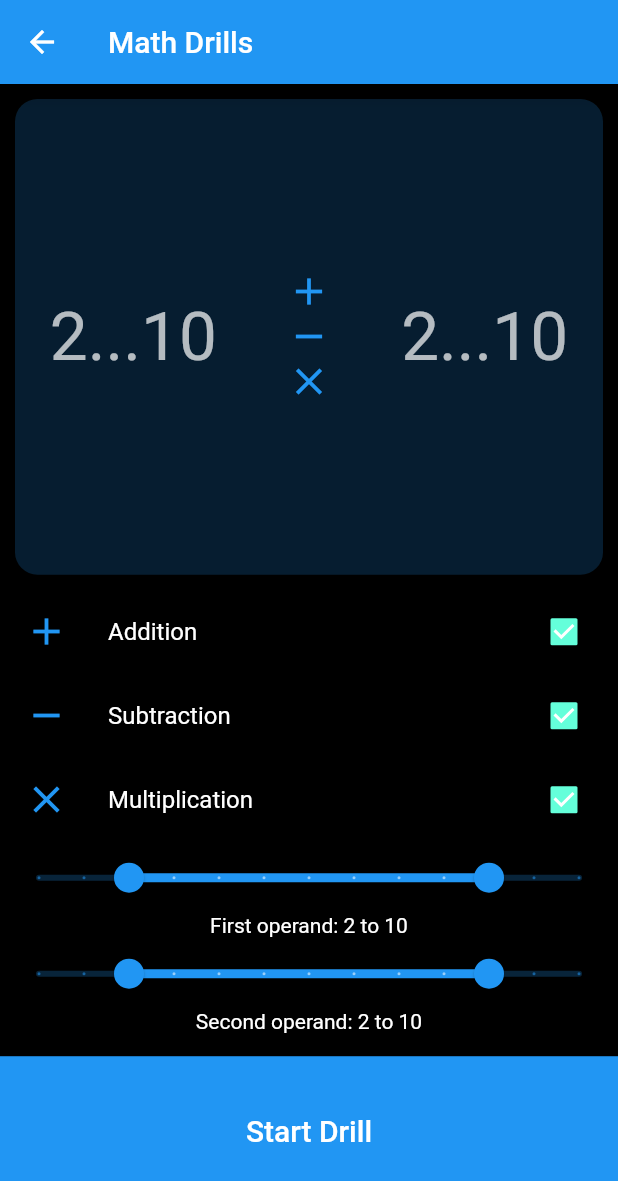
After one commit to akabasakal400/math_drills_app, a Flutter app: the screen it shows after launch, in the side drawer, after a tap on "Create Custom Drill", on a phone screen of 412 x 824 dp. The commit adds this screen. Shown: the top 1181 px of the screen. Run offline on Flutter 3.47's test engine with Material 2 defaults, Android fonts, the phone set to English and light mode, and no system bars; our stand-ins replace rflutter_alert, theme_provider.

Commit message:
custom drills!

```diff
--- /dev/null
+++ b/lib/bottom_button.dart
@@ -0,0 +1,29 @@
+import 'package:flutter/material.dart';
+import 'constants.dart';
+
+class BottomButton extends StatelessWidget {
+  final String label;
+  final Function onPressed;
+
+  BottomButton({@required this.label, @required this.onPressed});
+
+  @override
+  Widget build(BuildContext context) {
+    return GestureDetector(
+      onTap: onPressed,
+      child: Container(
+        padding: EdgeInsets.only(bottom: 20),
+        child: Center(
+          child: Text(
+            label,
+            style: Theme.of(context).textTheme.headline6,
+          ),
+        ),
+        color: Theme.of(context).primaryColor,
+        margin: EdgeInsets.only(top: 15),
+        width: double.infinity,
+        height: kBottomContainerHeight,
+      ),
+    );
+  }
+}
--- a/lib/constants.dart
+++ b/lib/constants.dart
@@ -23,3 +23,5 @@ const kDrawerDividerColor = Colors.grey;
 const kDrawerTextStyle = TextStyle(color: Colors.white, fontSize: 20);
 const kDrawerIconColor = Colors.white;
 const kDrawerIconSize = 30.0;
+
+const kBottomContainerHeight = 30.0;
--- /dev/null
+++ b/lib/custom_drill_page.dart
@@ -0,0 +1,189 @@
+import 'package:flutter/material.dart';
+import 'package:mathdrillsapp/bottom_button.dart';
+import 'package:mathdrillsapp/drill.dart';
+import 'package:mathdrillsapp/drill_generator.dart';
+import 'constants.dart';
+
+class CustomDrillPage extends StatefulWidget {
+  @override
+  _CustomDrillPageState createState() => _CustomDrillPageState();
+}
+
+class _CustomDrillPageState extends State<CustomDrillPage> {
+  RangeValues firstOperandRange = RangeValues(2, 10);
+  RangeValues secondOperandRange = RangeValues(2, 10);
+
+  bool plusSelected = true;
+  bool minusSelected = true;
+  bool multiplicationSelected = true;
+
+  @override
+  Widget build(BuildContext context) {
+    return Scaffold(
+      appBar: AppBar(
+        title: const Text('Math Drills'),
+      ),
+      body: SafeArea(
+        child: Column(
+          mainAxisAlignment: MainAxisAlignment.center,
+          children: <Widget>[
+            Expanded(
+              flex: 5,
+              child: Container(
+                decoration: BoxDecoration(
+                  borderRadius: BorderRadius.circular(15),
+                  color: Theme.of(context)
+                      .primaryColor
+                      .withAlpha(50), //kQuizPageTransparentBackgroundColor,
+                ),
+                margin: EdgeInsets.all(10.0),
+                child: Row(
+                  mainAxisAlignment: MainAxisAlignment.spaceAround,
+                  children: <Widget>[
+                    Text(
+                      '${firstOperandRange.start.toInt()}...${firstOperandRange.end.toInt()}',
+                      style: Theme.of(context).textTheme.headline3,
+                    ),
+                    Column(
+                      mainAxisAlignment: MainAxisAlignment.center,
+                      children: [
+                        plusSelected
+                            ? Icon(
+                                Icons.add,
+                                size: 30,
+                                color: Theme.of(context).primaryColor,
+                              )
+                            : Text(' '),
+                        minusSelected
+                            ? Icon(
+                                Icons.remove,
+                                size: 30,
+                                color: Theme.of(context).primaryColor,
+                              )
+                            : Text(' '),
+                        multiplicationSelected
+                            ? Icon(
+                                Icons.close,
+                                size: 30,
+                                color: Theme.of(context).primaryColor,
+                              )
+                            : Text(' '),
+                      ],
+                    ),
+                    Text(
+                      '${secondOperandRange.start.toInt()}...${secondOperandRange.end.toInt()}',
+                      style: Theme.of(context).textTheme.headline3,
+                    ),
+                  ],
+                ),
+              ),
+            ),
+            //Text('Drill Settings'),
+            Column(
+              mainAxisAlignment: MainAxisAlignment.center,
+              crossAxisAlignment: CrossAxisAlignment.center,
+              children: <Widget>[
+                CheckboxListTile(
+                  value: plusSelected,
+                  title: Text('Addition'),
+                  secondary: Icon(
+                    Icons.add,
+                    size: 30,
+                    color: Theme.of(context).primaryColor,
+                  ),
+                  onChanged: (v) {
+                    setState(() {
+                      plusSelected = v;
+                    });
+                  },
+                ),
+                CheckboxListTile(
+                  value: minusSelected,
+                  title: Text('Subtraction'),
+                  secondary: Icon(
+                    Icons.remove,
+                    size: 30,
+                    color: Theme.of(context).primaryColor,
+                  ),
+                  onChanged: (v) {
+                    setState(() {
+                      minusSelected = v;
+                    });
+                  },
+                ),
+                CheckboxListTile(
+                  value: multiplicationSelected,
+                  title: Text('Multiplication'),
+                  secondary: Icon(
+                    Icons.close,
+                    size: 30,
+                    color: Theme.of(context).primaryColor,
+                  ),
+                  onChanged: (v) {
+                    setState(() {
+                      multiplicationSelected = v;
+                    });
+                  },
+                ),
+              ],
+            ),
+            RangeSlider(
+              values: firstOperandRange,
+              min: 0,
+              max: 12,
+              divisions: 12,
+              labels: RangeLabels(
+                firstOperandRange.start.toStringAsFixed(0),
+                firstOperandRange.end.toStringAsFixed(0),
+              ),
+              onChanged: (v) {
+                print(v);
+                setState(() {
+                  firstOperandRange = v;
+                });
+              },
+            ),
+            Text(
+              'First operand: ${firstOperandRange.start.toInt()} to ${firstOperandRange.end.toInt()}',
+            ),
+            RangeSlider(
+              values: secondOperandRange,
+              min: 0,
+              max: 12,
+              divisions: 12,
+              labels: RangeLabels(
+                secondOperandRange.start.toStringAsFixed(0),
+                secondOperandRange.end.toStringAsFixed(0),
+              ),
+              onChanged: (v) {
+                print(v);
+                setState(() {
+                  secondOperandRange = v;
+                });
+              },
+            ),
+            Text(
+              'Second operand: ${secondOperandRange.start.toInt()} to ${secondOperandRange.end.toInt()}',
+            ),
+            Expanded(
+              flex: 2,
+              child: BottomButton(
+                label: 'Start Drill',
+                onPressed: () {
+                  DrillSettings settings = DrillSettings(
+                    addition: plusSelected,
+                    subtraction: minusSelected,
+                    multiplication: multiplicationSelected,
+                    firstOperandRange: firstOperandRange,
+                    secondOperandRange: secondOperandRange,
+                  );
+                  Navigator.pop(context, settings);
+                },
+              ),
+            ),
+          ],
+        ),
+      ),
+    );
+  }
+}
--- a/lib/drill.dart
+++ b/lib/drill.dart
@@ -1,4 +1,5 @@
 import 'package:flutter/cupertino.dart';
+import 'package:flutter/material.dart';
 import 'package:mathdrillsapp/drill_generator.dart';
 
 class Question {
@@ -19,6 +20,7 @@ enum DrillType {
   subtraction,
   multiplication,
   division,
+  custom,
 }
 
 class Drill {
@@ -29,11 +31,12 @@ class Drill {
   List<String> answers = [];
   int finalScore = 0;
   DrillType type;
+  DrillSettings settings;
 
-  Drill({@required this.questions, @required this.type});
+  Drill({@required this.questions, @required this.type, this.settings});
 
   Drill getNewDrill() {
-    return DrillGenerator.getDrillWith(type: type);
+    return DrillGenerator.getDrillWith(type: type, settings: settings);
   }
 
   void appendAnswer(String ans) {
--- a/lib/drill_generator.dart
+++ b/lib/drill_generator.dart
@@ -1,15 +1,37 @@
 import 'dart:math';
+import 'package:flutter/material.dart';
+
 import 'drill.dart';
+import 'dart:math';
+
+class DrillSettings {
+  bool addition;
+  bool subtraction;
+  bool multiplication;
+
+  RangeValues firstOperandRange;
+  RangeValues secondOperandRange;
+
+  DrillSettings(
+      {this.addition,
+      this.subtraction,
+      this.multiplication,
+      this.firstOperandRange,
+      this.secondOperandRange});
+}
 
 class DrillGenerator {
   //A Random Drill Generator
 
-  static Question newQuestionAddition() {
+  static Question newQuestionAddition(
+      {RangeValues r1 = const RangeValues(2, 20),
+      RangeValues r2 = const RangeValues(2, 10)}) {
     // Addition problem
     // first operand min 2, max 21
-    int a = 2 + Random().nextInt(20);
-    // 2nd operand min 2, max 11
-    int b = 2 + Random().nextInt(10);
+    int a = r1.start.toInt() +
+        Random().nextInt(1 + r1.end.toInt() - r1.start.toInt());
+    int b = r2.start.toInt() +
+        Random().nextInt(1 + r2.end.toInt() - r2.start.toInt());
     int ans = a + b;
 
     var q = Question('$a + $b', '$ans');
@@ -21,9 +43,11 @@ class DrillGenerator {
       if (i == pos)
         q.choices.add('$ans');
       else {
-        var wrongAns = ans + Random().nextInt(16) - 8;
+        int swing = max(r1.end.toInt(), r2.end.toInt()) - 1;
+
+        var wrongAns = ans + Random().nextInt(swing * 2) - swing;
         while (wrongAns == ans) {
-          wrongAns = ans + Random().nextInt(16) - 8;
+          wrongAns = ans + Random().nextInt(swing * 2) - swing;
         }
         q.choices.add('$wrongAns');
       }
@@ -31,12 +55,14 @@ class DrillGenerator {
     return q;
   }
 
-  static Question newQuestionSubtraction() {
-    // Addition problem
-    // first operand min 2, max 21
-    int ans = 2 + Random().nextInt(20);
-    // 2nd operand min 2, max 11
-    int b = 2 + Random().nextInt(10);
+  static Question newQuestionSubtraction(
+      {RangeValues r1 = const RangeValues(2, 20),
+      RangeValues r2 = const RangeValues(2, 10)}) {
+    int ans = r1.start.toInt() +
+        Random().nextInt(1 + r1.end.toInt() - r1.start.toInt());
+    int b = r2.start.toInt() +
+        Random().nextInt(1 + r2.end.toInt() - r2.start.toInt());
+
     int a = ans + b;
 
     var q = Question('$a - $b', '$ans');
@@ -48,9 +74,11 @@ class DrillGenerator {
       if (i == pos)
         q.choices.add('$ans');
       else {
-        var wrongAns = ans + Random().nextInt(16) - 8;
+        int swing = max(r1.end.toInt(), r2.end.toInt()) - 1;
+
+        var wrongAns = ans + Random().nextInt(swing * 2) - swing;
         while (wrongAns == ans) {
-          wrongAns = ans + Random().nextInt(16) - 8;
+          wrongAns = ans + Random().nextInt(swing * 2) - swing;
         }
         q.choices.add('$wrongAns');
       }
@@ -58,11 +86,13 @@ class DrillGenerator {
     return q;
   }
 
-  static Question newQuestionMultiplication() {
-    // first operand min 2, max 13
-    int a = 2 + Random().nextInt(12);
-    // first operand min 6, max 9
-    int b = 6 + Random().nextInt(4);
+  static Question newQuestionMultiplication(
+      {RangeValues r1 = const RangeValues(2, 12),
+      RangeValues r2 = const RangeValues(6, 10)}) {
+    int a = r1.start.toInt() +
+        Random().nextInt(1 + r1.end.toInt() - r1.start.toInt());
+    int b = r2.start.toInt() +
+        Random().nextInt(1 + r2.end.toInt() - r2.start.toInt());
     int ans = a * b;
 
     var q = Question('$a x $b', '$ans');
@@ -156,7 +186,30 @@ class DrillGenerator {
         type: DrillType.division);
   }
 
-  static Drill getDrillWith({DrillType type}) {
-    return Drill(questions: getDrillQuestions(type: type), type: type);
+  static Drill getDrillWith({DrillType type, DrillSettings settings}) {
+    if (type == DrillType.custom) {
+      return getCustomDrill(settings: settings);
+    } else {
+      return Drill(questions: getDrillQuestions(type: type), type: type);
+    }
+  }
+
+  static Drill getCustomDrill({DrillSettings settings}) {
+    List<Function> questionGenerators = [];
+
+    if (settings.addition) questionGenerators.add(newQuestionAddition);
+    if (settings.subtraction) questionGenerators.add(newQuestionSubtraction);
+    if (settings.multiplication)
+      questionGenerators.add(newQuestionMultiplication);
+
+    List<Question> questions = [];
+    for (int i = 0; i < 10; i++) {
+      var q = questionGenerators[Random().nextInt(questionGenerators.length)];
+      questions.add(
+          q(r1: settings.firstOperandRange, r2: settings.secondOperandRange));
+    }
+
+    return Drill(
+        questions: questions, type: DrillType.custom, settings: settings);
   }
 }
--- a/lib/quiz_page.dart
+++ b/lib/quiz_page.dart
@@ -1,4 +1,5 @@
 import 'package:flutter/material.dart';
+import 'package:mathdrillsapp/custom_drill_page.dart';
 import 'package:mathdrillsapp/results_page.dart';
 import 'drill_generator.dart';
 import 'drill.dart';
@@ -238,30 +239,28 @@ class _QuizPageState extends State<QuizPage> {
                 color: kDrawerDividerColor,
               ),
               ListTile(
-                onTap: () {
-                  Alert contactMeAlert = Alert(
-                    context: context,
-                    title: 'I\'m working on it!',
-                    desc:
-                        "If you have any suggestions, please email me at mike@mikealbano.org.",
-                    buttons: [
-                      DialogButton(
-                        child: Text(
-                          'Thanks',
-                          //style: kIncorrectAnswerTextStyle,
-                        ),
-                        onPressed: () => Navigator.pop(context),
-                      )
-                    ],
+                onTap: () async {
+                  DrillSettings s = await Navigator.push(
+                    context,
+                    MaterialPageRoute(builder: (context) {
+                      return ThemeConsumer(
+                        child: CustomDrillPage(),
+                      );
+                    }),
                   );
-                  contactMeAlert.show();
+
+                  setState(() {
+                    restartWithDrill(
+                        newDrill: DrillGenerator.getCustomDrill(settings: s));
+                    Navigator.pop(context);
+                  });
                 },
                 leading: Icon(
                   Icons.border_outer,
                   size: kDrawerIconSize,
                   color: Theme.of(context).primaryColor,
                 ),
-                title: Text('Custom Drill (Soon)',
+                title: Text('Create Custom Drill',
                     style: Theme.of(context).textTheme.headline6),
               ),
               Divider(
--- a/pubspec.yaml
+++ b/pubspec.yaml
@@ -26,6 +26,7 @@ dependencies:
   rflutter_alert: ^1.0.3
   theme_provider: ^0.3.3
   flutter_launcher_icons: ^0.7.3
+  flutter_range_slider: ^1.4.0
 
 flutter_icons:
   android: "ic_launcher"
```
Also changed, not shown: pubspec.lock.
